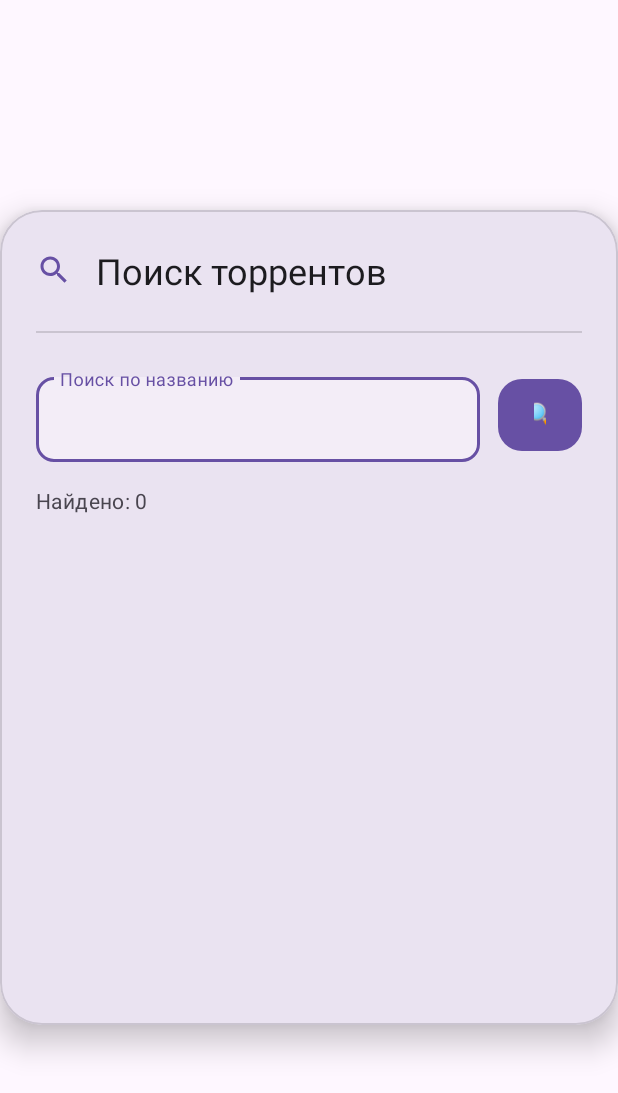
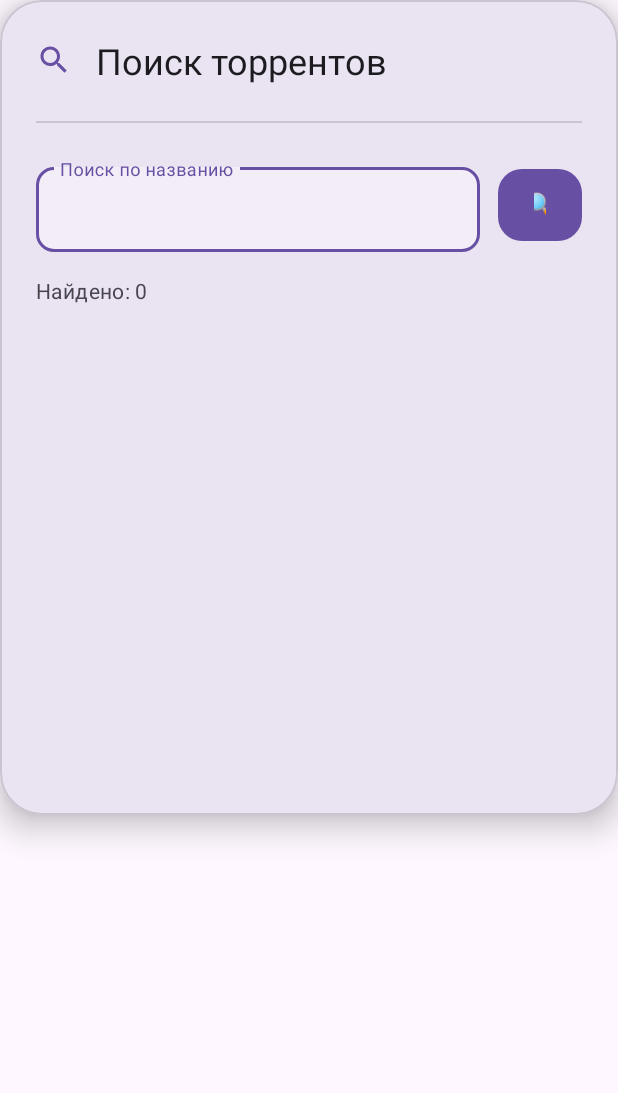
Before and after one commit to VizzleTF/LibreKinopoisk, an Android app: the layout dialog_torrent_search.xml on its own in the app's theme, with its tools: preview values and no code run, on a phone screen of 412 x 824 dp. Shown: the top 1093 px of the screen. Run offline under Robolectric (Android 15) with nearby library versions, the phone set to English and light mode, and no system bars.

Commit message:
fix(ui): исправлено центрирование меню и прозрачность - добавлен блюр для Android 12+, правильная прозрачность как в CSS

```diff
--- a/app/src/main/java/com/movietorr/android/SettingsFragment.kt
+++ b/app/src/main/java/com/movietorr/android/SettingsFragment.kt
@@ -30,18 +30,30 @@ class SettingsFragment : DialogFragment() {
     override fun onViewCreated(view: View, savedInstanceState: Bundle?) {
         super.onViewCreated(view, savedInstanceState)
 
-        // Центрируем диалог
-        dialog?.window?.setLayout(
-            ViewGroup.LayoutParams.WRAP_CONTENT,
-            ViewGroup.LayoutParams.WRAP_CONTENT
-        )
-
         setupAllSitesRecycler()
         setupAddSiteButton()
         setupKeyboardHandling()
         setupThemeSelection()
         binding.btnLegalInfo?.setOnClickListener {
             showLegalInfoDialog()
+        }
+    }
+
+    override fun onStart() {
+        super.onStart()
+        // Центрируем диалог программно
+        dialog?.window?.apply {
+            setLayout(
+                ViewGroup.LayoutParams.WRAP_CONTENT,
+                ViewGroup.LayoutParams.WRAP_CONTENT
+            )
+            // Центрируем диалог
+            setGravity(android.view.Gravity.CENTER)
+
+            // Блюр для Android 12+ (как backdrop-filter в CSS)
+            if (android.os.Build.VERSION.SDK_INT >= android.os.Build.VERSION_CODES.S) {
+                setBackgroundBlurRadius(16)
+            }
         }
     }
 
--- a/app/src/main/java/com/movietorr/android/TorrentSearchDialog.kt
+++ b/app/src/main/java/com/movietorr/android/TorrentSearchDialog.kt
@@ -58,6 +58,9 @@ class TorrentSearchDialog(
         val displayMetrics = context.resources.displayMetrics
         val width = (displayMetrics.widthPixels * 0.95).toInt() // 95% ширины экрана
         dialog.window?.setLayout(width, android.view.ViewGroup.LayoutParams.WRAP_CONTENT)
+
+        // Центрируем диалог
+        dialog.window?.setGravity(android.view.Gravity.CENTER)
 
         // Автоматически запускаем поиск если включен
         if (autoSearch && presetTitle.isNotEmpty()) {
--- a/app/src/main/res/drawable-night/liquid_glass_bg.xml
+++ b/app/src/main/res/drawable-night/liquid_glass_bg.xml
@@ -1,36 +1,19 @@
 <layer-list xmlns:android="http://schemas.android.com/apk/res/android">
-    <!-- Основной полупрозрачный фон -->
+    <!-- Основной полупрозрачный фон для тёмной темы -->
+    <item>
+        <shape android:shape="rectangle">
+            <solid android:color="#80222222"/>
+            <corners android:radius="28dp"/>
+        </shape>
+    </item>
+    <!-- Shine-эффект для тёмной темы -->
     <item>
         <shape android:shape="rectangle">
             <gradient
                 android:type="linear"
-                android:angle="90"
-                android:startColor="#60222222"
-                android:centerColor="#40222222"
-                android:endColor="#20222222"/>
-            <corners android:radius="28dp"/>
-        </shape>
-    </item>
-    <!-- Дополнительный слой для эффекта стекла -->
-    <item>
-        <shape android:shape="rectangle">
-            <gradient
-                android:type="radial"
-                android:gradientRadius="200dp"
-                android:centerX="0.5"
-                android:centerY="0.3"
-                android:startColor="#30FFFFFF"
-                android:endColor="#00FFFFFF"/>
-            <corners android:radius="28dp"/>
-        </shape>
-    </item>
-    <!-- Shine-эффект -->
-    <item>
-        <shape android:shape="rectangle">
-            <gradient
-                android:type="linear"
-                android:angle="90"
-                android:startColor="#20FFFFFF"
+                android:angle="45"
+                android:startColor="#80FFFFFF"
+                android:centerColor="#40FFFFFF"
                 android:endColor="#00FFFFFF"/>
             <corners android:radius="28dp"/>
         </shape>
--- a/app/src/main/res/drawable/liquid_glass_bg.xml
+++ b/app/src/main/res/drawable/liquid_glass_bg.xml
@@ -1,36 +1,19 @@
 <layer-list xmlns:android="http://schemas.android.com/apk/res/android">
-    <!-- Основной полупрозрачный фон -->
+    <!-- Основной полупрозрачный фон (как в CSS: rgba(255, 255, 255, 0.50)) -->
+    <item>
+        <shape android:shape="rectangle">
+            <solid android:color="#80FFFFFF"/>
+            <corners android:radius="28dp"/>
+        </shape>
+    </item>
+    <!-- Shine-эффект (как в CSS: box-shadow: inset 2px 2px 1px 0 rgba(255, 255, 255, 0.5)) -->
     <item>
         <shape android:shape="rectangle">
             <gradient
                 android:type="linear"
-                android:angle="90"
-                android:startColor="#60FFFFFF"
+                android:angle="45"
+                android:startColor="#80FFFFFF"
                 android:centerColor="#40FFFFFF"
-                android:endColor="#20FFFFFF"/>
-            <corners android:radius="28dp"/>
-        </shape>
-    </item>
-    <!-- Дополнительный слой для эффекта стекла -->
-    <item>
-        <shape android:shape="rectangle">
-            <gradient
-                android:type="radial"
-                android:gradientRadius="200dp"
-                android:centerX="0.5"
-                android:centerY="0.3"
-                android:startColor="#30FFFFFF"
-                android:endColor="#00FFFFFF"/>
-            <corners android:radius="28dp"/>
-        </shape>
-    </item>
-    <!-- Shine-эффект -->
-    <item>
-        <shape android:shape="rectangle">
-            <gradient
-                android:type="linear"
-                android:angle="90"
-                android:startColor="#20FFFFFF"
                 android:endColor="#00FFFFFF"/>
             <corners android:radius="28dp"/>
         </shape>
--- a/app/src/main/res/layout/dialog_torrent_search.xml
+++ b/app/src/main/res/layout/dialog_torrent_search.xml
@@ -4,7 +4,6 @@
     android:id="@+id/rootCardView"
     android:layout_width="wrap_content"
     android:layout_height="wrap_content"
-    android:layout_gravity="center"
     app:cardCornerRadius="28dp"
     app:cardElevation="12dp"
     android:background="@drawable/liquid_glass_bg">
--- a/app/src/main/res/layout/fragment_settings.xml
+++ b/app/src/main/res/layout/fragment_settings.xml
@@ -3,7 +3,6 @@
     xmlns:app="http://schemas.android.com/apk/res-auto"
     android:layout_width="wrap_content"
     android:layout_height="wrap_content"
-    android:layout_gravity="center"
     app:cardCornerRadius="28dp"
     app:cardElevation="12dp"
     android:background="@drawable/liquid_glass_bg">
```
